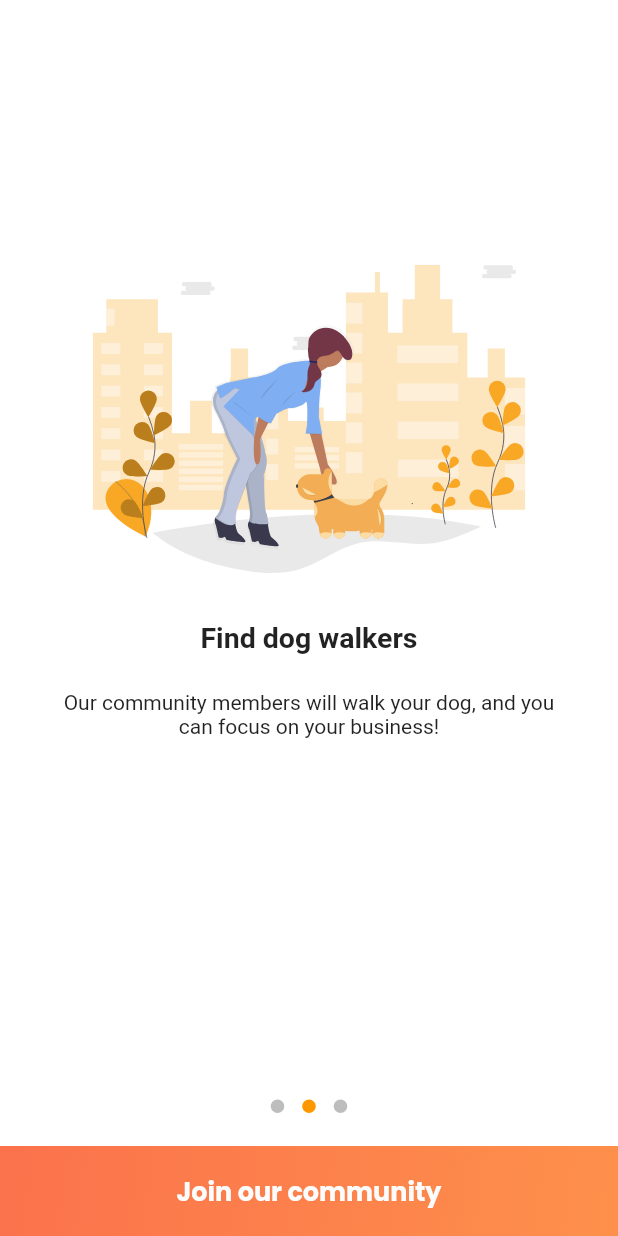
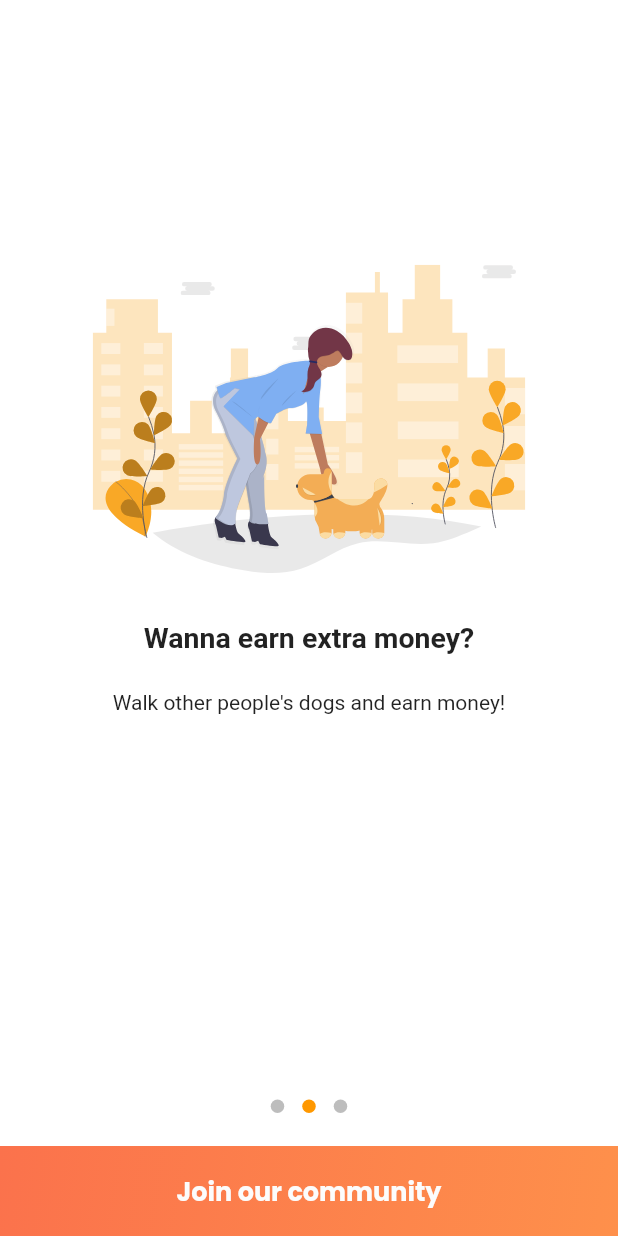
Before and after one commit to Lemilli/xml_final, a Flutter app: the screen it shows after launch, swiped to page 2, on a phone screen of 412 x 824 dp. Run offline on Flutter 3.47's test engine with Material 2 defaults, Android fonts, the phone set to English and light mode, and no system bars; drawn by our look-alikes of introduction_screen; our stand-ins replace dio, flutter_datetime_picker, flutter_easyloading, flutter_svg, flutter_typeahead, shared_preferences.

Commit message:
small_updates

```diff
--- a/lib/data/server_api.dart
+++ b/lib/data/server_api.dart
@@ -93,6 +93,7 @@ class ServerAPI {
     });
 
     final data = builder.buildDocument();
+    print(data.toXmlString());
 
     try {
       final url =
--- a/lib/screens/onboarding_screen.dart
+++ b/lib/screens/onboarding_screen.dart
@@ -64,9 +64,8 @@ class _State extends State<OnboardingScreen> {
           decoration: pageDecoration,
         ),
         PageViewModel(
-          title: "Find dog walkers",
-          body:
-              "Our community members will walk your dog, and you can focus on your business!",
+          title: "Wanna earn extra money?",
+          body: "Walk other people's dogs and earn money!",
           image: SvgPicture.asset(
             'assets/svg_icons/good_doggy.svg',
             width: _screenWidth * 0.7,
--- a/lib/screens/sign_up_screen/screen.dart
+++ b/lib/screens/sign_up_screen/screen.dart
@@ -106,7 +106,9 @@ class _SignUpScreenState extends State<SignUpScreen> {
                   text: TextSpan(
                     children: [
                       TextSpan(
-                        text: "Already have an account? ",
+                        text: isSignUp
+                            ? "Already have an account? "
+                            : "Don't have an account? ",
                         style: const TextStyle(
                           fontSize: 13,
                           fontFamily: "Poppins",
```
